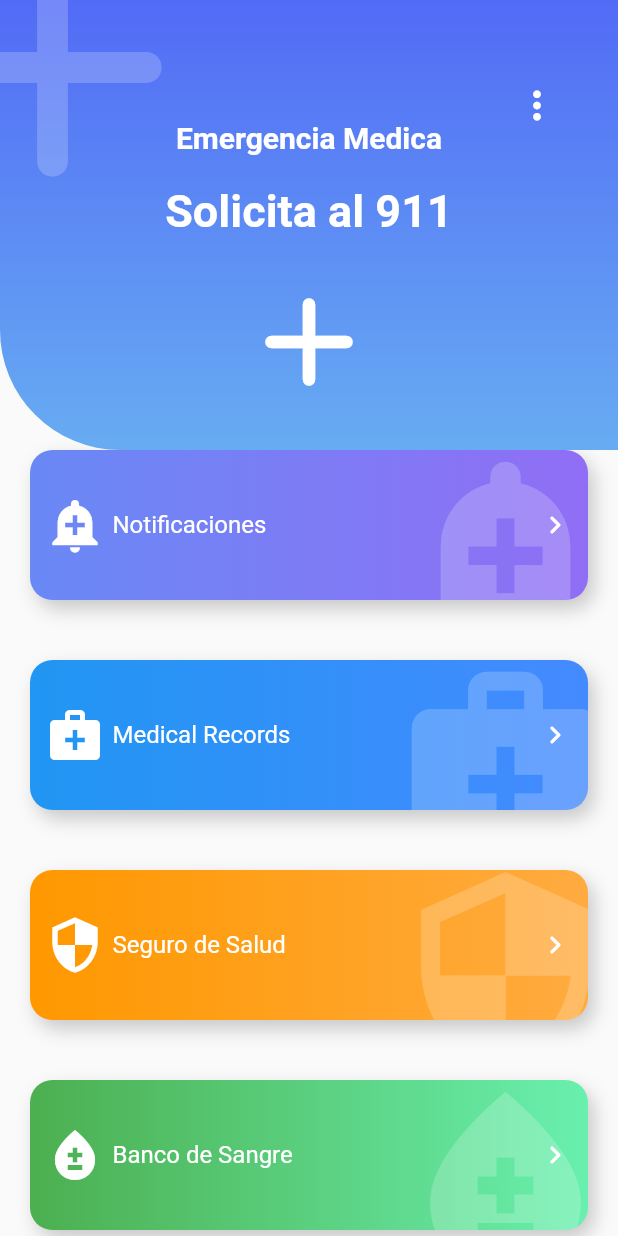
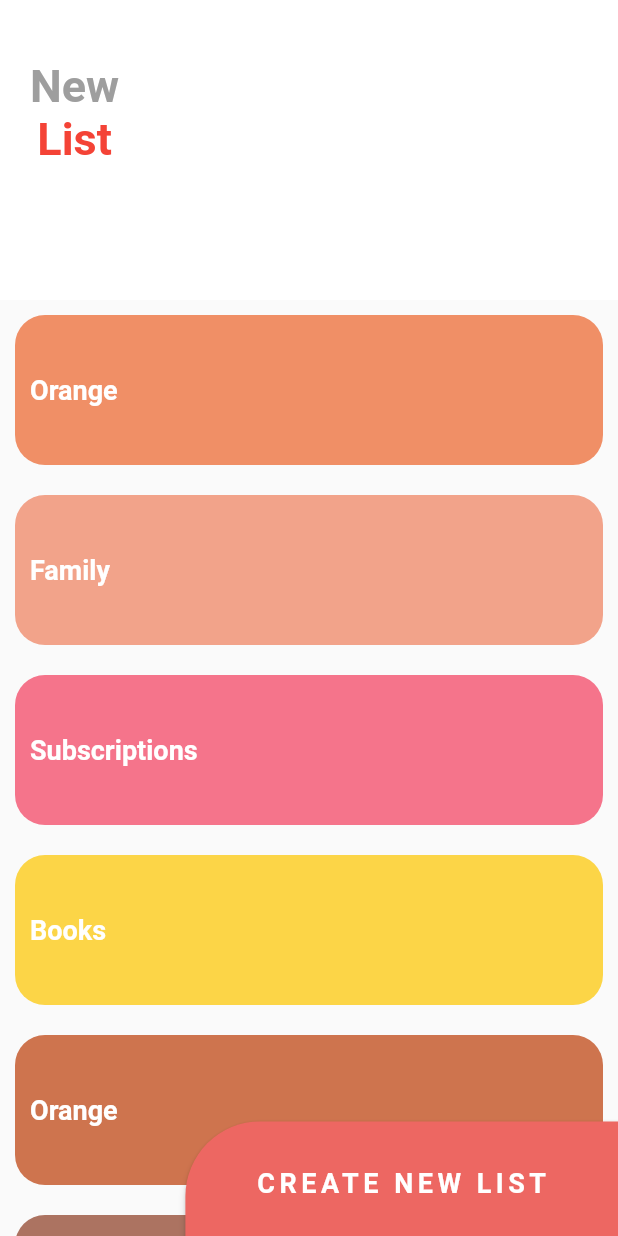
Before and after one commit to chaicopadillag/custom-painter-animations, a Flutter app: the screen it shows after launch, on a phone screen of 412 x 824 dp. Run offline on Flutter 3.47's test engine with Material 2 defaults, Android fonts, the phone set to English and light mode, and no system bars; our stand-ins replace animate_do, flutter_svg.

Commit message:
implement sliver list

```diff
--- a/lib/main.dart
+++ b/lib/main.dart
@@ -1,5 +1,5 @@
+import 'package:custom_painter/screens/sliver_list_page.dart';
 import 'package:flutter/material.dart';
-import 'package:custom_painter/screens/emergency_page.dart';
 
 void main() => runApp(const MyApp());
 
@@ -11,7 +11,7 @@ class MyApp extends StatelessWidget {
     return const MaterialApp(
       debugShowCheckedModeBanner: false,
       title: 'Flutter Design',
-      home: EmergencyPage(),
+      home: SliverListPage(),
     );
   }
 }
--- /dev/null
+++ b/lib/screens/sliver_list_page.dart
@@ -0,0 +1,200 @@
+import 'package:flutter/material.dart';
+
+class SliverListPage extends StatelessWidget {
+  const SliverListPage({Key? key}) : super(key: key);
+
+  @override
+  Widget build(BuildContext context) {
+    return Scaffold(
+        body: Stack(
+      children: [_MainScroll(), _ButtonListView()],
+    ));
+  }
+}
+
+class _ButtonListView extends StatelessWidget {
+  @override
+  Widget build(BuildContext context) {
+    final size = MediaQuery.of(context).size;
+    return Positioned(
+      bottom: -6,
+      right: 0,
+      child: SizedBox(
+        height: size.height * 0.1,
+        width: size.width * 0.7,
+        child: ElevatedButton(
+          style: ButtonStyle(
+              backgroundColor:
+                  MaterialStateProperty.all<Color>(const Color(0xffED6762)),
+              shape: MaterialStateProperty.all<RoundedRectangleBorder>(
+                  const RoundedRectangleBorder(
+                      borderRadius:
+                          BorderRadius.only(topLeft: Radius.circular(50))))),
+          onPressed: () {},
+          child: const Text(
+            'CREATE NEW LIST',
+            style: TextStyle(
+              fontSize: 18,
+              color: Colors.white,
+              letterSpacing: 3,
+              fontWeight: FontWeight.bold,
+            ),
+          ),
+        ),
+      ),
+    );
+  }
+}
+
+class _MainScroll extends StatelessWidget {
+  final items = [
+    const _ItemListView('Orange', Color(0xffF08F66)),
+    const _ItemListView('Family', Color(0xffF2A38A)),
+    const _ItemListView('Subscriptions', Color.fromARGB(255, 245, 116, 139)),
+    const _ItemListView('Books', Color.fromARGB(255, 252, 213, 71)),
+    const _ItemListView('Orange', Color.fromARGB(255, 206, 116, 78)),
+    const _ItemListView('Family', Color.fromARGB(255, 172, 115, 97)),
+    const _ItemListView('Subscriptions', Color.fromARGB(255, 250, 71, 104)),
+    const _ItemListView('Books', Color.fromARGB(255, 160, 131, 25)),
+  ];
+  @override
+  Widget build(BuildContext context) {
+    return CustomScrollView(
+      slivers: [
+        SliverPersistentHeader(
+            floating: true,
+            delegate: _SliverCustomHeaderDelegate(
+                minHeight: 200, maxHeight: 200, child: const _Header())),
+        // const SliverAppBar(
+        //   floating: true,
+        //   elevation: 0,
+        //   backgroundColor: Colors.red,
+        //   title: Text('SliverList'),
+        // ),
+        SliverList(
+          delegate: SliverChildListDelegate([
+            ...items,
+            const SizedBox(height: 100),
+          ]),
+        )
+      ],
+    );
+  }
+}
+
+class _SliverCustomHeaderDelegate extends SliverPersistentHeaderDelegate {
+  final double minHeight;
+  final double maxHeight;
+  final Widget child;
+
+  _SliverCustomHeaderDelegate({
+    required this.child,
+    this.minHeight = 200,
+    this.maxHeight = 200,
+  });
+
+  @override
+  Widget build(
+      BuildContext context, double shrinkOffset, bool overlapsContent) {
+    return SizedBox.expand(
+        child: Container(
+            color: Colors.white,
+            alignment: Alignment.centerLeft,
+            child: child));
+  }
+
+  @override
+  double get maxExtent => maxHeight;
+
+  @override
+  double get minExtent => minHeight;
+
+  @override
+  bool shouldRebuild(_SliverCustomHeaderDelegate oldDelegate) {
+    return maxHeight != oldDelegate.maxHeight ||
+        minHeight != oldDelegate.minHeight ||
+        child != oldDelegate.child;
+  }
+}
+
+class _Header extends StatelessWidget {
+  const _Header({
+    Key? key,
+  }) : super(key: key);
+
+  @override
+  Widget build(BuildContext context) {
+    return Column(children: [
+      const SizedBox(height: 20),
+      Container(
+        margin: const EdgeInsets.all(20),
+        child: Column(
+          children: const [
+            Text(
+              'New',
+              style: TextStyle(
+                  fontSize: 30,
+                  fontWeight: FontWeight.bold,
+                  color: Colors.grey),
+            ),
+            Text(
+              'List',
+              style: TextStyle(
+                  color: Colors.red, fontSize: 30, fontWeight: FontWeight.bold),
+            ),
+          ],
+        ),
+      ),
+    ]);
+  }
+}
+
+class _ListTarea extends StatelessWidget {
+  final items = [
+    const _ItemListView('Orange', Color(0xffF08F66)),
+    const _ItemListView('Family', Color(0xffF2A38A)),
+    const _ItemListView('Subscriptions', Color.fromARGB(255, 245, 116, 139)),
+    const _ItemListView('Books', Color.fromARGB(255, 252, 213, 71)),
+    const _ItemListView('Orange', Color.fromARGB(255, 206, 116, 78)),
+    const _ItemListView('Family', Color.fromARGB(255, 172, 115, 97)),
+    const _ItemListView('Subscriptions', Color.fromARGB(255, 250, 71, 104)),
+    const _ItemListView('Books', Color.fromARGB(255, 160, 131, 25)),
+  ];
+
+  @override
+  Widget build(BuildContext context) {
+    return ListView.builder(
+        physics: const BouncingScrollPhysics(),
+        itemCount: items.length,
+        itemBuilder: (BuildContext context, int index) => items[index]);
+  }
+}
+
+class _ItemListView extends StatelessWidget {
+  final String title;
+  final Color color;
+
+  const _ItemListView(this.title, this.color);
+
+  @override
+  Widget build(BuildContext context) {
+    return Container(
+      margin: const EdgeInsets.all(10),
+      padding: const EdgeInsets.all(10),
+      alignment: Alignment.centerLeft,
+      height: 100,
+      decoration: BoxDecoration(
+        color: color,
+        borderRadius: const BorderRadius.all(Radius.circular(20)),
+      ),
+      child: Text(
+        title,
+        style: const TextStyle(
+          fontSize: 18,
+          color: Colors.white,
+          fontWeight: FontWeight.bold,
+        ),
+      ),
+    );
+  }
+}
```
